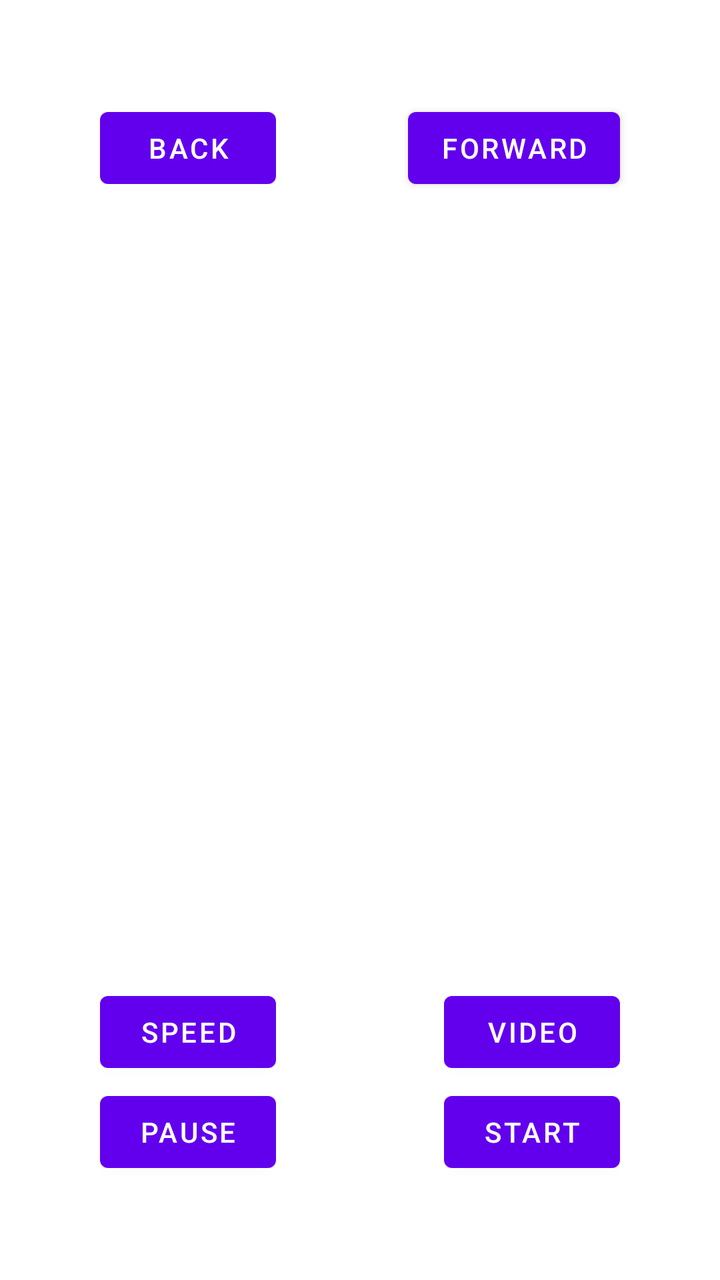
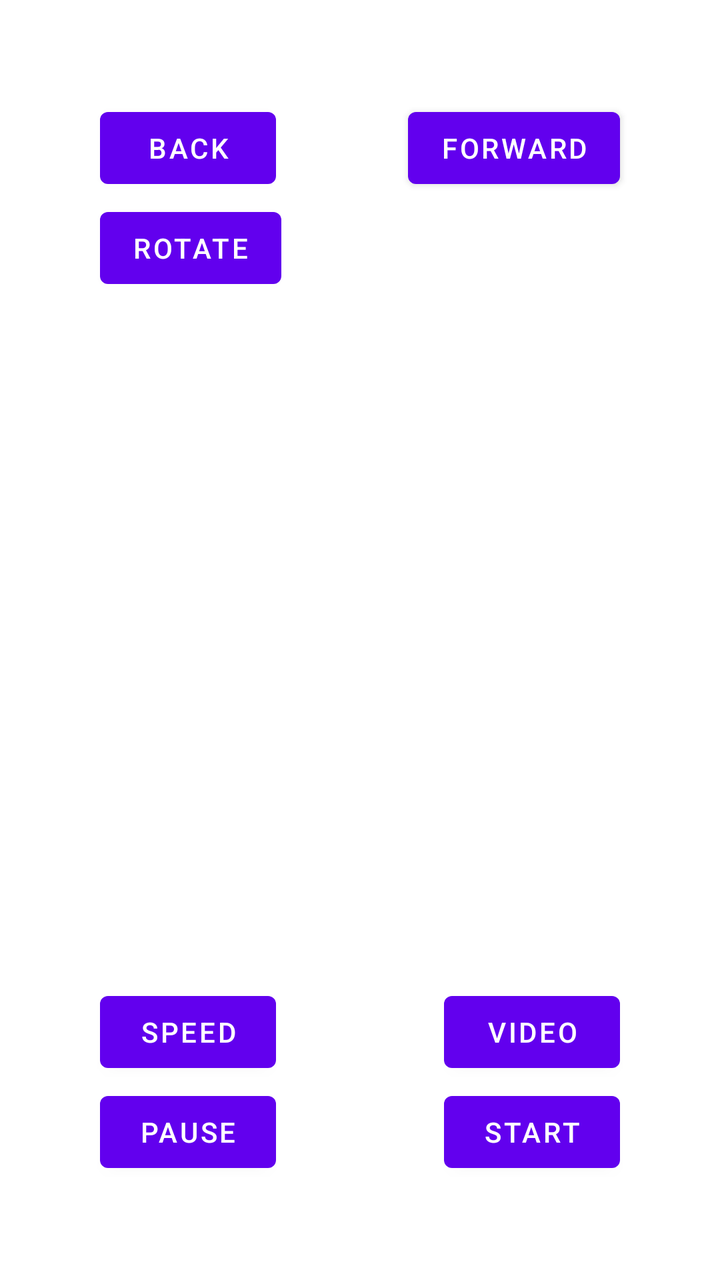

An Android layout rendered at two revisions. The XML below is the earlier revision; the diff shows what the commit changed to produce the second picture.
<!-- AndroidManifest.xml: application theme Theme.MyApplication -->
<!-- res/layout/activity_main.xml -->
<?xml version="1.0" encoding="utf-8"?>
<FrameLayout xmlns:android="http://schemas.android.com/apk/res/android"
    xmlns:app="http://schemas.android.com/apk/res-auto"
    xmlns:tools="http://schemas.android.com/tools"
    android:layout_width="match_parent"
    android:layout_height="match_parent"
    android:id="@+id/gl_root"
    tools:context=".MainActivity">



<FrameLayout
    android:layout_width="match_parent"
    android:layout_height="match_parent"
    android:id="@+id/gl_root">


</FrameLayout>

    <Button
        android:id="@+id/back"
        android:layout_margin="50dp"
        android:layout_gravity="top|left"
        android:layout_width="wrap_content"
        android:layout_height="wrap_content"
        android:text="BACK"/>
    <Button
        android:id="@+id/forward"
        android:layout_margin="50dp"
        android:layout_gravity="top|right"
        android:layout_width="wrap_content"
        android:layout_height="wrap_content"
        android:text="FORWARD"/>

    <Button
        android:id="@+id/speed"
        android:layout_marginBottom="100dp"
        android:layout_marginLeft="50dp"
        android:layout_gravity="bottom|left"
        android:layout_width="wrap_content"
        android:layout_height="wrap_content"
        android:text="SPEED"/>
    <Button
        android:id="@+id/pause"
        android:layout_margin="50dp"
        android:layout_gravity="bottom|left"
        android:layout_width="wrap_content"
        android:layout_height="wrap_content"
        android:text="PAUSE"/>

    <Button
        android:id="@+id/start"
        android:layout_margin="50dp"
        android:layout_gravity="bottom|right"
        android:layout_width="wrap_content"
        android:layout_height="wrap_content"
        android:text="START"/>
    <Button
        android:id="@+id/gray"
        android:layout_marginRight="50dp"
        android:layout_marginBottom="100dp"
        android:layout_gravity="bottom|right"
        android:layout_width="wrap_content"
        android:layout_height="wrap_content"
        android:text="VIDEO"/>

</FrameLayout>
<!-- resources referenced by this layout -->
<resources>
  <style name="Theme.MyApplication" parent="Theme.MaterialComponents.DayNight.DarkActionBar">
          
          <item name="colorPrimary">@color/purple_500</item>
          <item name="colorPrimaryVariant">@color/purple_700</item>
          <item name="colorOnPrimary">@color/white</item>
          
          <item name="colorSecondary">@color/teal_200</item>
          <item name="colorSecondaryVariant">@color/teal_700</item>
          <item name="colorOnSecondary">@color/black</item>
          
          <item name="android:statusBarColor" tools:targetApi="l">?attr/colorPrimaryVariant</item>
          
      </style>
  <color name="purple_500">#FF6200EE</color>
  <color name="purple_700">#FF3700B3</color>
  <color name="white">#FFFFFFFF</color>
  <color name="teal_200">#FF03DAC5</color>
  <color name="teal_700">#FF018786</color>
  <color name="black">#FF000000</color>
</resources>

<!-- the commit's change to res/layout/activity_main.xml (unified diff, before → after) -->
@@ -4,7 +4,6 @@
     xmlns:tools="http://schemas.android.com/tools"
     android:layout_width="match_parent"
     android:layout_height="match_parent"
-    android:id="@+id/gl_root"
     tools:context=".MainActivity">
 
 
@@ -24,6 +23,16 @@
         android:layout_width="wrap_content"
         android:layout_height="wrap_content"
         android:text="BACK"/>
+
+    <Button
+        android:id="@+id/rotate"
+        android:layout_marginLeft="50dp"
+        android:layout_marginTop="100dp"
+
+        android:layout_gravity="top|left"
+        android:layout_width="wrap_content"
+        android:layout_height="wrap_content"
+        android:text="ROTATE"/>
     <Button
         android:id="@+id/forward"
         android:layout_margin="50dp"
